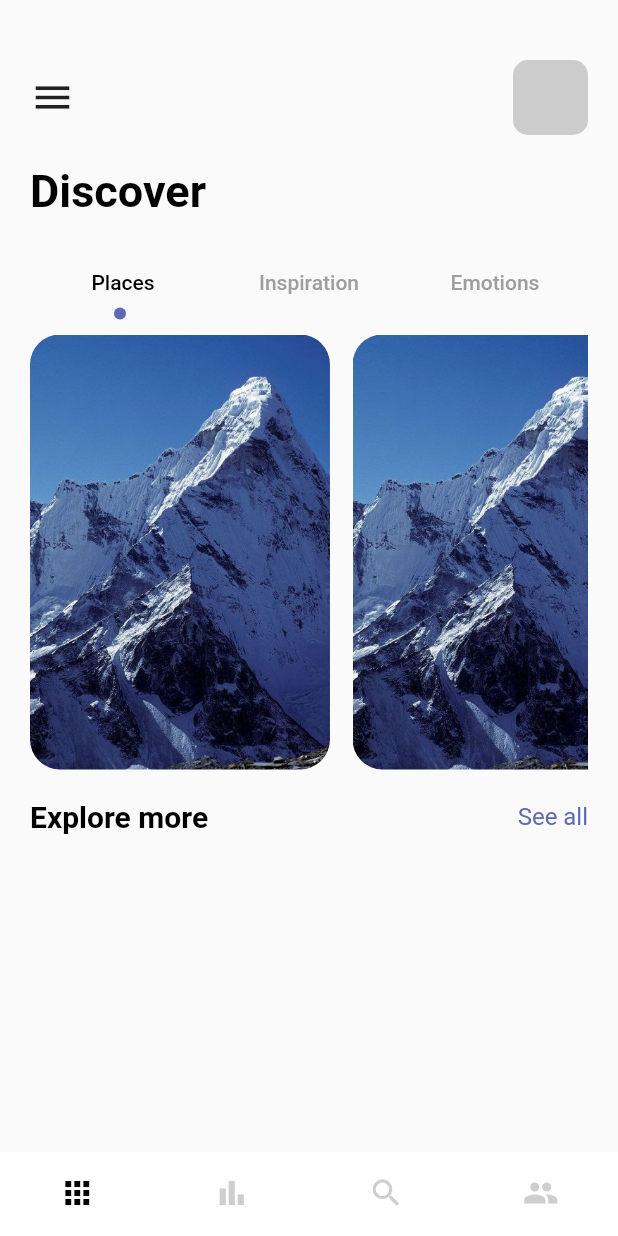
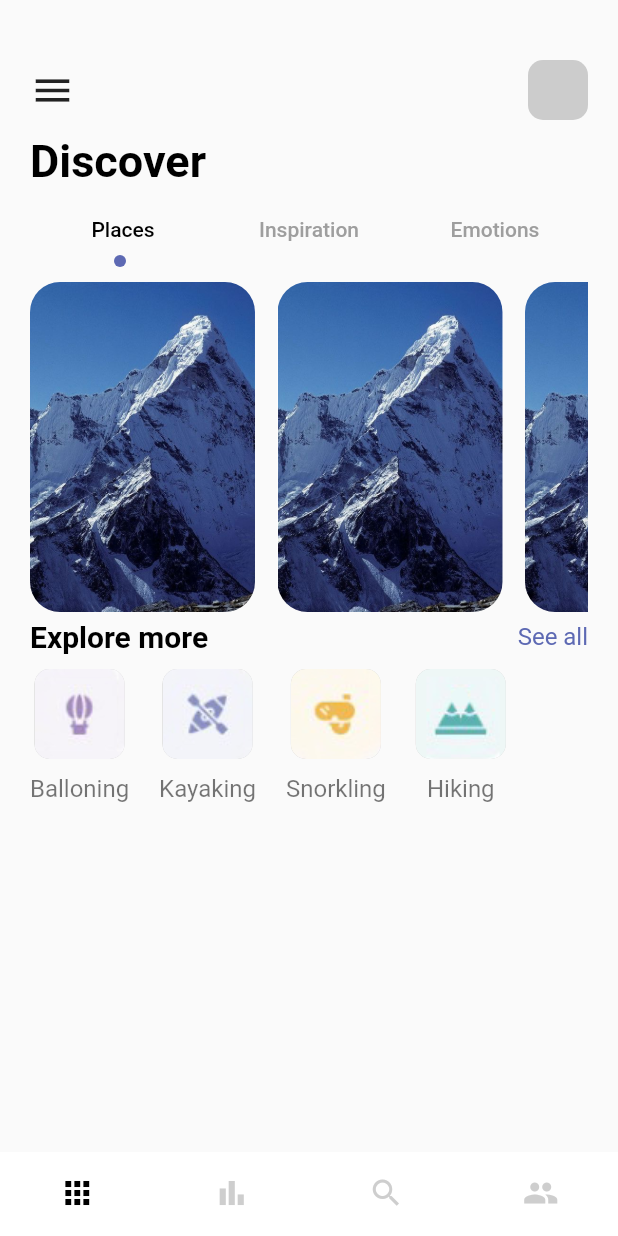
Before and after one commit to baonguyen-dev/flutter_cubit, a Flutter app: the screen it shows after launch, on a phone screen of 412 x 824 dp. Run offline on Flutter 3.47's test engine with Material 2 defaults, Android fonts, the phone set to English and light mode, and no system bars.

Commit message:
finish discover page

```diff
--- a/lib/pages/navpages/home_page.dart
+++ b/lib/pages/navpages/home_page.dart
@@ -12,12 +12,19 @@ class HomePage extends StatefulWidget {
 }
 
 class _HomePageState extends State<HomePage> with TickerProviderStateMixin {
+  var images = {
+    "balloning.png": "Balloning",
+    "kayaking.png": "Kayaking",
+    "snorkling.png": "Snorkling",
+    "hiking.png": "Hiking"
+  };
   @override
   Widget build(BuildContext context) {
     TabController _tabController = TabController(length: 3, vsync: this);
     return Scaffold(
       body: Container(
-        margin: EdgeInsets.only(top: 40, left: 20, right: 20),
+        padding: EdgeInsets.only(top: 40, left: 20, right: 20),
+        child: SingleChildScrollView(
           child: Column(
             crossAxisAlignment: CrossAxisAlignment.start,
             children: [
@@ -30,8 +37,8 @@ class _HomePageState extends State<HomePage> with TickerProviderStateMixin {
                     ),
                     Expanded(child: Container()),
                     Container(
-                    width: 50,
-                    height: 50,
+                      width: 40,
+                      height: 40,
                       decoration: BoxDecoration(
                           color: Colors.grey.withOpacity(0.5),
                           borderRadius: BorderRadius.circular(10)),
@@ -39,13 +46,9 @@ class _HomePageState extends State<HomePage> with TickerProviderStateMixin {
                   ],
                 ),
               ),
-            SizedBox(
-              height: 20,
-            ),
+              SizedBox(height: 10,),
               AppLargeText(text: "Discover"),
-            SizedBox(
-              height: 20,
-            ),
+              SizedBox(height: 5,),
               Container(
                 child: TabBar(
                   controller: _tabController,
@@ -69,7 +72,7 @@ class _HomePageState extends State<HomePage> with TickerProviderStateMixin {
               ),
               Container(
                 width: double.maxFinite,
-              height: 300,
+                height: 230,
                 child: TabBarView(
                   controller: _tabController,
                   children: [
@@ -79,8 +82,8 @@ class _HomePageState extends State<HomePage> with TickerProviderStateMixin {
                       itemBuilder: (context, index) {
                         return Container(
                           margin: const EdgeInsets.only(right: 15, top: 10),
-                        width: 200,
-                        height: 300,
+                          width: 150,
+                          height: 230,
                           decoration: BoxDecoration(
                             borderRadius: BorderRadius.circular(20),
                             color: Colors.white,
@@ -97,7 +100,7 @@ class _HomePageState extends State<HomePage> with TickerProviderStateMixin {
                   ],
                 ),
               ),
-            SizedBox(height: 20,),
+              SizedBox(height: 5,),
               Container(
                 child: Row(
                   mainAxisAlignment: MainAxisAlignment.spaceBetween,
@@ -106,8 +109,41 @@ class _HomePageState extends State<HomePage> with TickerProviderStateMixin {
                     AppText(text: "See all", color: AppColors.mainColor,)
                   ],
                 ),
+              ),
+              SizedBox(height: 10,),
+              Container(
+                height: 100,
+                width: double.maxFinite,
+                child: ListView.builder(
+                  itemCount: 4,
+                  scrollDirection: Axis.horizontal,
+                  itemBuilder: (context, index) {
+                  return Container(
+                    margin: const EdgeInsets.only(right: 20),
+                    child: Column(
+                      children: [
+                        Container(
+                          width: 60,
+                          height: 60,
+                          decoration: BoxDecoration(
+                              color: Colors.grey.withOpacity(0.5),
+                              borderRadius: BorderRadius.circular(10),
+                          image: DecorationImage(
+                              image: AssetImage("img/${images.keys.elementAt(index)}"),
+                              fit: BoxFit.cover
+                          ))
+                        ),
+                        SizedBox(height: 10,),
+                        Container(
+                          child: AppText(text: "${images.values.elementAt(index)}",),
                         )
                       ],
+                    ),
+                  );
+                },)
+              )
+            ],
+          ),
         ),
       ),
     );
```
Lines whose indentation alone changed are shown as unchanged.
